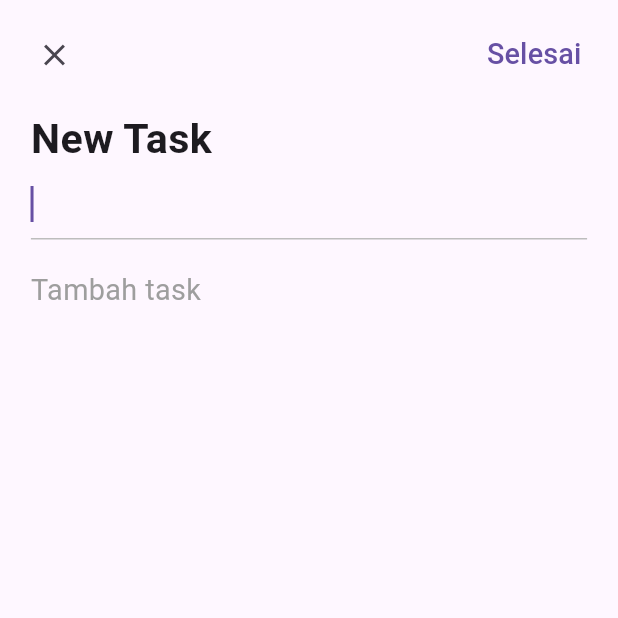
After one commit to delandapp/taskapp, a Flutter app: the AddDialog screen opened directly, on a phone screen of 412 x 824 dp, the top half of it. The commit adds this screen. Run offline on Flutter 3.47's test engine with Material 3 defaults, Android fonts, the phone set to English and light mode, and no system bars; our stand-ins replace dotted_border, equatable, flutter_easyloading, get, get_storage, step_progress_indicator; accounts and stored records are empty.

Commit message:
update 3

```diff
--- a/lib/app/modules/detail/controllers/detail_controller.dart
+++ b/lib/app/modules/detail/controllers/detail_controller.dart
@@ -1,8 +1,9 @@
 import 'package:get/get.dart';
+import 'package:taskapp/app/modules/home/controllers/home_controller.dart';
 
 class DetailController extends GetxController {
   //TODO: Implement DetailController
-
+    final homeCtrl = Get.find<HomeController>();
   final count = 0.obs;
   @override
   void onInit() {
--- a/lib/app/modules/home/controllers/home_controller.dart
+++ b/lib/app/modules/home/controllers/home_controller.dart
@@ -13,7 +13,9 @@
   final formKey = GlobalKey<FormState>();
   final editController = TextEditingController();
   final tasks = <Task>[].obs;
+  final deleting = false.obs;
   final chipIndex = 0.obs;
+  final task = Rx<Task?>(null);
   @override
   void onInit() {
     super.onInit();
@@ -29,11 +31,24 @@
   @override
   void onClose() {
     super.onClose();
+    editController.dispose();
 
   }
 
   void changeChipIndex(int value) {
     chipIndex.value = value;
+  }
+
+  void changeDeleting(bool value) {
+    deleting.value = value;
+  }
+
+  void deleteTask(Task task) {
+    tasks.remove(task);
+  }
+
+  void changeTask(Task? select) {
+    task.value = select;
   }
 
   bool addTask(Task task) {
@@ -44,4 +59,22 @@
     tasks.add(task);
     return true;
   }
+
+  bool updateTask(Task task,String title){
+    var todos = task.todos ?? [];
+    if(containeTodo(todos, title)) {
+      return false;
+    }
+    var todo = {'title': title,'done': false};
+    todos.add(todo);
+    var newTask = task.copyWith(todos: todos);
+    int oldIdx = tasks.indexOf(task);
+    tasks[oldIdx] = newTask;
+    tasks.refresh();
+    return  true;
+  }
+
+  bool containeTodo(List todos, String title) {
+    return todos.any((element) => element['title'] == title);
+  }
 }
--- /dev/null
+++ b/lib/app/modules/home/widgets/add_dialog.dart
@@ -0,0 +1,156 @@
+import 'package:flutter/material.dart';
+import 'package:flutter_easyloading/flutter_easyloading.dart';
+import 'package:get/get.dart';
+import 'package:taskapp/app/core/utils/extensions.dart';
+import 'package:taskapp/app/modules/home/controllers/home_controller.dart';
+
+class AddDialog extends StatelessWidget {
+  final homeCtrl = Get.find<HomeController>();
+  AddDialog({super.key});
+
+  @override
+  Widget build(BuildContext context) {
+    return Scaffold(
+      body: Form(
+        key: homeCtrl.formKey,
+        child: ListView(
+          children: [
+            Padding(
+              padding: EdgeInsets.all(3.0.wp),
+              child: Row(
+                mainAxisAlignment: MainAxisAlignment.spaceBetween,
+                children: [
+                  IconButton(
+                    onPressed: () {
+                      Get.back();
+                      homeCtrl.editController.clear();
+                      homeCtrl.changeTask(null);
+                    },
+                    icon: const Icon(Icons.close),
+                  ),
+                  TextButton(
+                    style: ButtonStyle(
+                        // Agar ketika di tekan tidak muncul background color
+                        overlayColor:
+                            MaterialStateProperty.all(Colors.transparent)),
+                    onPressed: () {
+                      if (homeCtrl.formKey.currentState!.validate()) {
+                        if (homeCtrl.task.value == null) {
+                          EasyLoading.showError('Pilih task type');
+                        } else {
+                          var sucsess = homeCtrl.updateTask(
+                              homeCtrl.task.value!,
+                              homeCtrl.editController.text);
+                          if (sucsess) {
+                            EasyLoading.showSuccess('Sucses membuat todo');
+                            Get.back();
+                            homeCtrl.changeTask(null);
+                          } else {
+                            EasyLoading.showSuccess('Todo sudah ada');
+                          }
+                          homeCtrl.editController.clear();
+                        }
+                      }
+                    },
+                    child: Text(
+                      'Selesai',
+                      style: TextStyle(
+                        fontSize: 14.0.sp,
+                      ),
+                    ),
+                  )
+                ],
+              ),
+            ),
+            Padding(
+              padding: EdgeInsets.symmetric(horizontal: 5.0.wp),
+              child: Text(
+                "New Task",
+                style: TextStyle(
+                  fontSize: 20.0.sp,
+                  fontWeight: FontWeight.bold,
+                ),
+              ),
+            ),
+            Padding(
+              padding: EdgeInsets.symmetric(horizontal: 5.0.wp),
+              child: TextFormField(
+                controller: homeCtrl.editController,
+                decoration: InputDecoration(
+                  focusedBorder: UnderlineInputBorder(
+                      borderSide: BorderSide(color: Colors.grey[400]!)),
+                ),
+                autofocus: true,
+                validator: (value) {
+                  if (value == null || value.trim().isEmpty) {
+                    return 'Tolong lengkapi judul task';
+                  }
+                  return null;
+                },
+              ),
+            ),
+            Padding(
+              padding: EdgeInsets.only(
+                top: 5.0.wp,
+                left: 5.0.wp,
+                right: 5.0.wp,
+                bottom: 2.0.wp,
+              ),
+              child: Text(
+                "Tambah task",
+                style: TextStyle(
+                  fontSize: 14.0.sp,
+                  color: Colors.grey,
+                ),
+              ),
+            ),
+            ...homeCtrl.tasks.map(
+              (element) => Obx(
+                () => InkWell(
+                  onTap: () => homeCtrl.changeTask(element),
+                  child: Padding(
+                    padding: EdgeInsets.symmetric(
+                        horizontal: 5.0.wp, vertical: 3.0.wp),
+                    child: Row(
+                      mainAxisAlignment: MainAxisAlignment.spaceBetween,
+                      children: [
+                        Row(
+                          children: [
+                            Icon(
+                              IconData(element.icon,
+                                  fontFamily: 'MaterialIcons'),
+                              color: HexColor.fromHex(element.color),
+                            ),
+                            SizedBox(
+                              width: 3.0.wp,
+                            ),
+                            Text(
+                              element.title,
+                              style: TextStyle(
+                                fontSize: 12.0.sp,
+                                fontWeight: FontWeight.bold,
+                              ),
+                            ),
+                          ],
+                        ),
+                        if (homeCtrl.task.value == element)
+                          Padding(
+                            padding: EdgeInsets.symmetric(horizontal: 2.0.wp),
+                            child: Icon(
+                              Icons.check,
+                              color: Colors.blue,
+                              size: 14.0.sp,
+                            ),
+                          )
+                      ],
+                    ),
+                  ),
+                ),
+              ),
+            )
+          ],
+        ),
+      ),
+    );
+  }
+}
```
Also changed, not shown: lib/app/modules/detail/views/detail_view.dart (+25 -11 lines), lib/app/modules/home/views/home_view.dart (+46 -2 lines), lib/app/modules/home/widgets/task_card.dart (+10 -2 lines).
